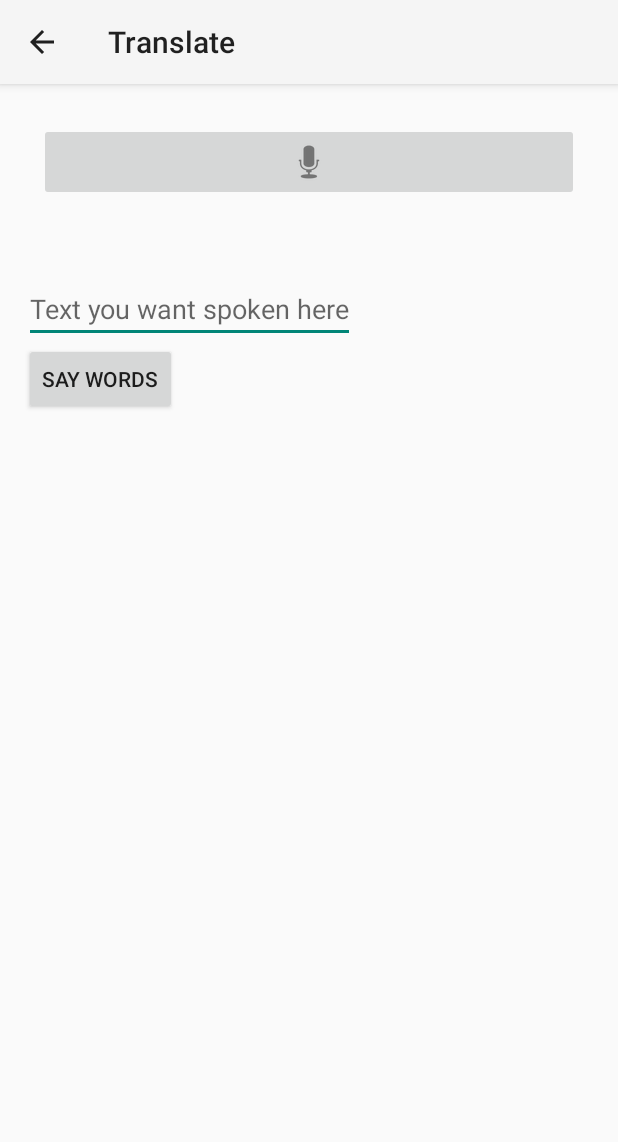
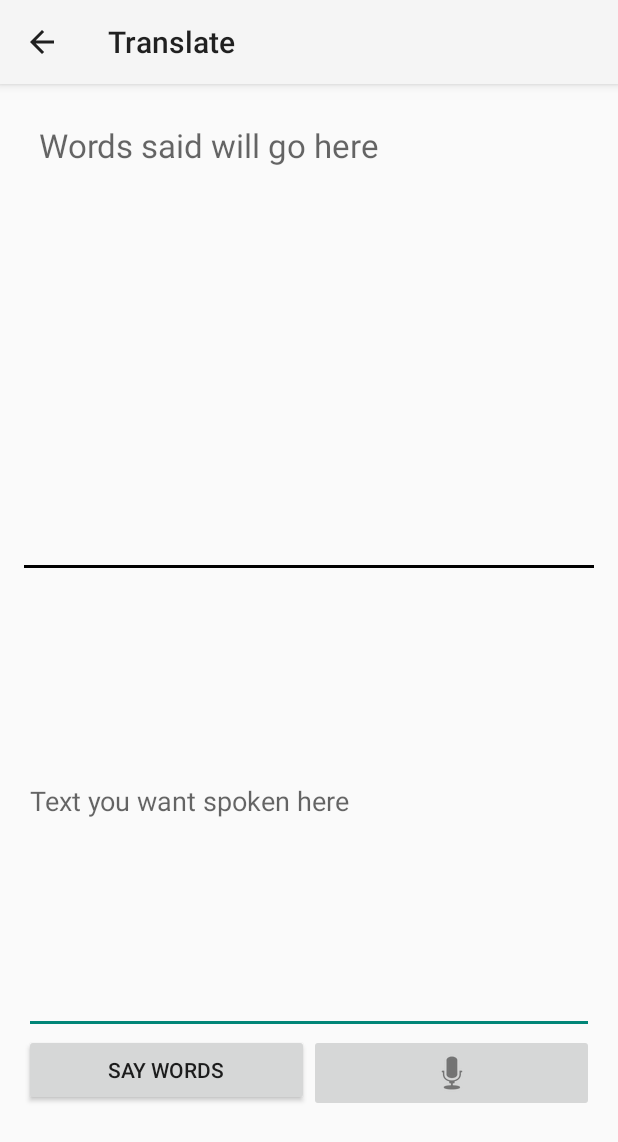
Before and after one commit to thekeenant/hearing-helper, an Android app: the Translate screen opened directly, with no data from a screen before it, on a phone screen of 412 x 824 dp. Shown: the top 1142 px of the screen. Run offline under Robolectric (Android 15) with nearby library versions, the phone set to English and light mode, and no system bars.

Commit message:
Changed formatting on translate and slowed the talking speed

```diff
--- a/app/src/main/java/com/nocomment/providingears/Translate.java
+++ b/app/src/main/java/com/nocomment/providingears/Translate.java
@@ -103,7 +103,6 @@ public class Translate extends Activity {
         }
     }
 
-
     public void onPause() {
         if (t1 != null) {
             t1.stop();
--- a/app/src/main/res/layout/activity_translate.xml
+++ b/app/src/main/res/layout/activity_translate.xml
@@ -1,47 +1,63 @@
 <?xml version="1.0" encoding="utf-8"?>
-<RelativeLayout xmlns:android="http://schemas.android.com/apk/res/android"
-    xmlns:tools="http://schemas.android.com/tools" android:layout_width="match_parent"
-    android:layout_height="match_parent" android:paddingLeft="@dimen/activity_horizontal_margin"
+<LinearLayout xmlns:android="http://schemas.android.com/apk/res/android"
+    xmlns:tools="http://schemas.android.com/tools"
+    android:layout_width="match_parent"
+    android:layout_height="match_parent"
+    android:layout_weight="10"
+    android:orientation="vertical"
+    android:paddingBottom="@dimen/activity_vertical_margin"
+    android:paddingLeft="@dimen/activity_horizontal_margin"
     android:paddingRight="@dimen/activity_horizontal_margin"
     android:paddingTop="@dimen/activity_vertical_margin"
-    android:paddingBottom="@dimen/activity_vertical_margin"
     tools:context="com.nocomment.providingears.Translate">
-
-    <ImageButton
-        android:id="@+id/btnSpeak"
-        android:layout_width="fill_parent"
-        android:layout_height="wrap_content"
-        android:layout_margin="10dp"
-        android:layout_marginRight="10dp"
-        android:layout_marginTop="10dp"
-        android:contentDescription="Speak to the app"
-        android:src="@android:drawable/ic_btn_speak_now" />
 
     <TextView
         android:id="@+id/txtText"
-        android:layout_below="@+id/btnSpeak"
-        android:layout_width="wrap_content"
+        android:layout_width="fill_parent"
         android:layout_height="wrap_content"
-        android:minHeight="10dp"
-        android:minWidth="10dp"
         android:layout_marginLeft="10dp"
         android:layout_marginRight="10dp"
         android:layout_marginTop="10dp"
+        android:layout_weight="4"
+        android:hint="Words said will go here"
+        android:minHeight="10dp"
+        android:minWidth="10dp"
         android:textAppearance="?android:attr/textAppearanceLarge" />
 
+    <View
+        android:layout_width="fill_parent"
+        android:layout_height="2dip"
+        android:background="#000" />
     <EditText
-        android:layout_width="wrap_content"
+        android:id="@+id/editSpeak"
+        android:layout_width="fill_parent"
         android:layout_height="wrap_content"
         android:layout_below="@id/txtText"
-        android:id="@+id/editSpeak"
-        android:hint="Text you want spoken here"
-        />
+        android:layout_weight="4"
+        android:hint="Text you want spoken here" />
 
-    <Button
-        android:layout_width="wrap_content"
+    <LinearLayout
+        android:layout_width="fill_parent"
         android:layout_height="wrap_content"
-        android:layout_below="@+id/editSpeak"
-        android:id="@+id/speak"
-        android:text="Say words"/>
+        android:layout_weight="1"
+        android:weightSum="2">
 
-</RelativeLayout>
+        <Button
+            android:id="@+id/speak"
+            android:layout_width="0dp"
+            android:layout_height="wrap_content"
+            android:layout_below="@+id/editSpeak"
+            android:text="Say words"
+            android:layout_weight="1"/>
+
+        <ImageButton
+            android:id="@+id/btnSpeak"
+            android:layout_width="0dp"
+            android:layout_height="wrap_content"
+            android:layout_below="@id/speak"
+            android:contentDescription="Speak to the app"
+            android:src="@android:drawable/ic_btn_speak_now"
+            android:layout_weight="1"/>
+
+    </LinearLayout>
+</LinearLayout>
```
